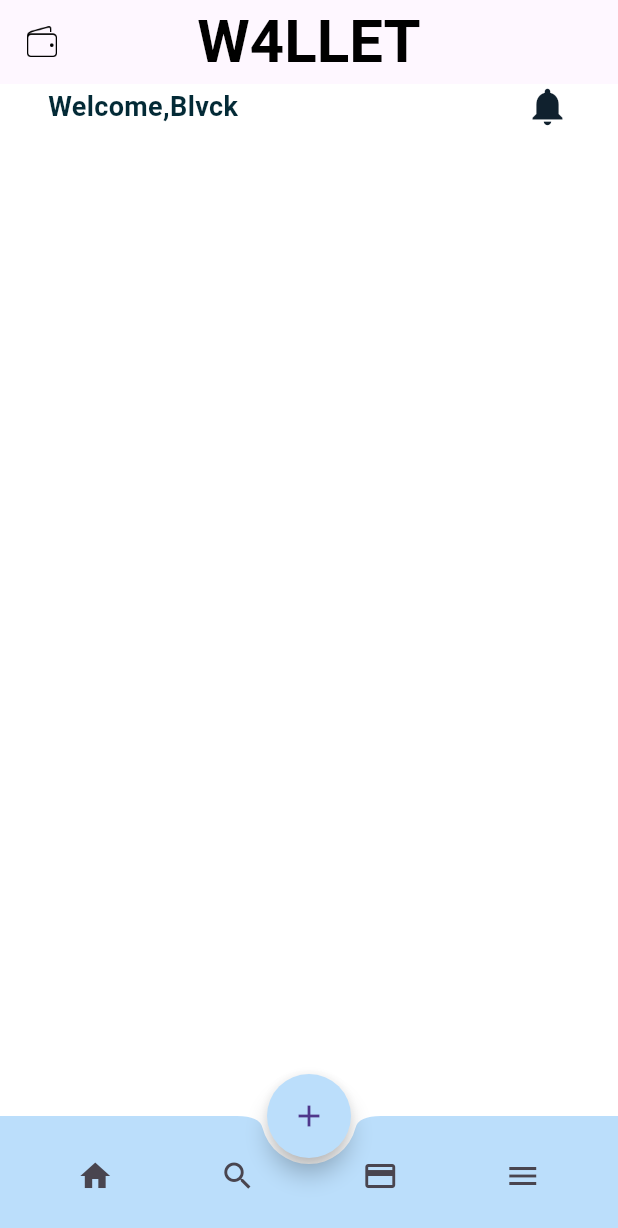
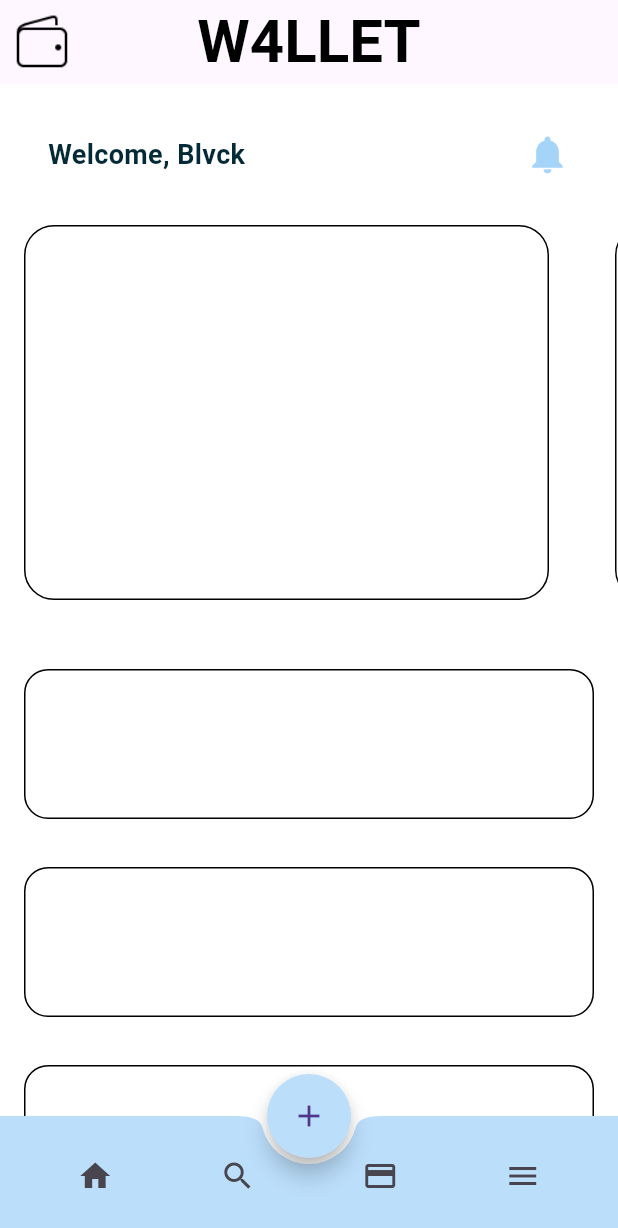
Before and after one commit to ManifestJosh/mobile_payment_platform, a Flutter app: the screen it shows after launch, on a phone screen of 412 x 824 dp. Shown: the top 1228 px of the screen. Run offline on Flutter 3.47's test engine with Material 3 defaults, Android fonts, the phone set to English and light mode, and no system bars; our stand-ins replace smooth_page_indicator.

```diff
--- /dev/null
+++ b/devtools_options.yaml
@@ -0,0 +1 @@
+extensions:
--- a/lib/Homepage/homepage.dart
+++ b/lib/Homepage/homepage.dart
@@ -1,4 +1,5 @@
 import 'package:flutter/material.dart';
+
 import 'package:mobile_payment_platform/styles.dart';
 
 class Homepage extends StatelessWidget {
@@ -7,6 +8,7 @@ class Homepage extends StatelessWidget {
   @override
   Widget build(BuildContext context) {
     String username = "Blvck";
+    return LayoutBuilder(builder: (context, constraints) {
       return Scaffold(
         appBar: AppBar(
           title: Text(
@@ -15,28 +17,69 @@ class Homepage extends StatelessWidget {
           ),
           centerTitle: true,
           leading: Padding(
-          padding: EdgeInsets.all(16.0),
+            padding: const EdgeInsets.all(8.0),
             child: Image.asset(
               'assets/logos.png',
             ),
           ),
         ),
-      body: Padding(
-        padding: const EdgeInsets.symmetric(horizontal: 32.0),
+        body: Column(
+          children: [
+            Padding(
+              padding: const EdgeInsets.all(32.0),
               child: Row(
                 children: <Widget>[
                   Text(
-              "Welcome,$username",
+                    "Welcome, $username",
                     style: accountHeadTextStyle,
                   ),
                   const Spacer(),
                   const Icon(
                     Icons.notifications,
-              color: Color.fromARGB(255, 16, 33, 46),
+                    color: Color.fromARGB(255, 165, 212, 249),
                     size: 30,
                   )
                 ],
               ),
+            ),
+            GestureDetector(
+              child: SizedBox(
+                height: 250,
+                child: ListView(
+                  scrollDirection: Axis.horizontal,
+                  children: [
+                    HorizontalTile(),
+                    SizedBox(
+                      width: 12,
+                    ),
+                    HorizontalTile(),
+                    SizedBox(
+                      width: 12,
+                    ),
+                    HorizontalTile(),
+                  ],
+                ),
+              ),
+            ),
+            SizedBox(
+              height: 30,
+            ),
+            Expanded(
+              child: ListView.builder(
+                itemCount: 4,
+                itemBuilder: (BuildContext context, index) {
+                  return Container(
+                    child: ListTile(),
+                    margin: EdgeInsets.all(16.0),
+                    height: 100,
+                    decoration: BoxDecoration(
+                        border: Border.all(),
+                        borderRadius: BorderRadius.all(Radius.circular(16.0))),
+                  );
+                },
+              ),
+            )
+          ],
         ),
         bottomNavigationBar: BottomAppBar(
           color: Colors.blue.shade100,
@@ -70,5 +113,19 @@ class Homepage extends StatelessWidget {
         ),
         floatingActionButtonLocation: FloatingActionButtonLocation.centerDocked,
       );
+    });
   }
 }
+
+class HorizontalTile extends StatelessWidget {
+  @override
+  Widget build(BuildContext context) {
+    return Container(
+      width: 350,
+      margin: EdgeInsets.symmetric(horizontal: 16.0),
+      decoration: BoxDecoration(
+          border: Border.all(),
+          borderRadius: BorderRadius.all(Radius.circular(20))),
+    );
+  }
+}
--- a/pubspec.yaml
+++ b/pubspec.yaml
@@ -37,6 +37,7 @@ dependencies:
   cupertino_icons: ^1.0.2
   provider: ^6.1.2
   google_nav_bar: ^5.0.6
+  smooth_page_indicator: ^1.1.0
 
 dev_dependencies:
   flutter_test:
```
Also changed, not shown: lib/Homepage/firstPage.dart (+63 -3 lines), pubspec.lock. Lines whose indentation alone changed are shown as unchanged.
